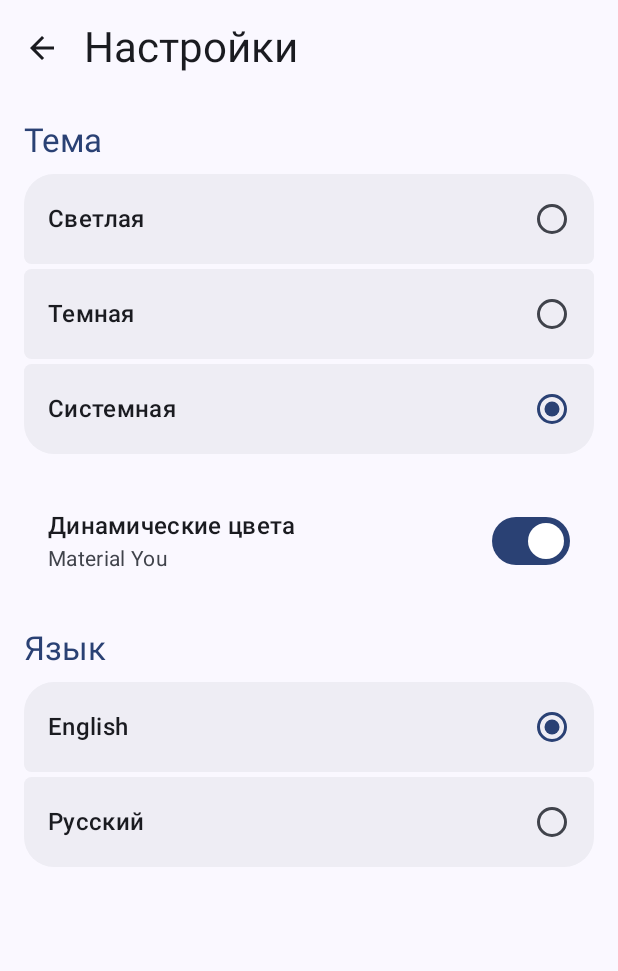
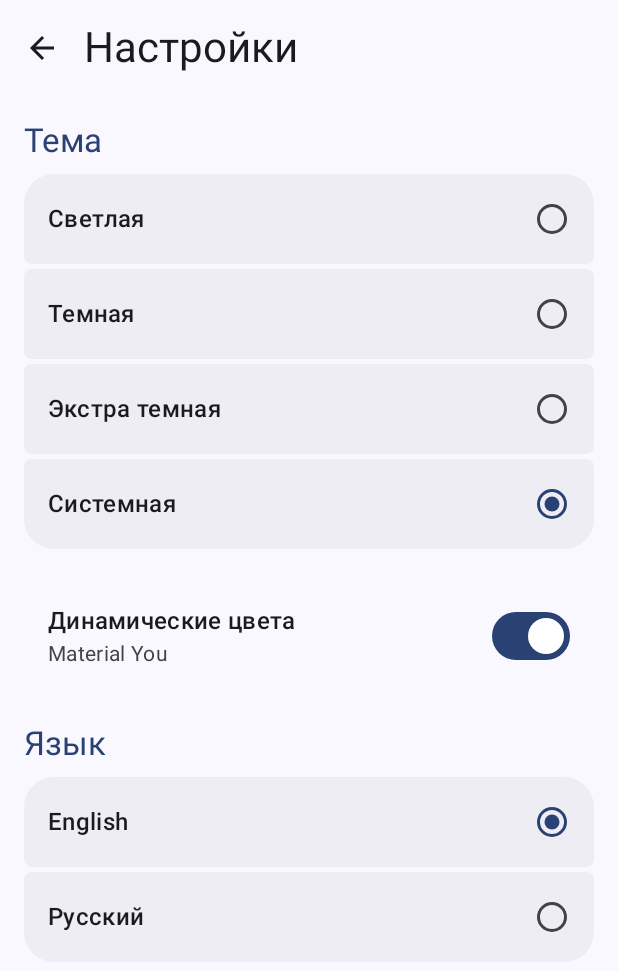
Before and after one commit to imglmd/settings-module, an Android app built with Jetpack Compose: the screen it shows after launch (MainActivity), on a phone screen of 412 x 824 dp. Shown: the top 971 px of the screen. Run offline under Robolectric (Android 15) with nearby library versions, the phone set to English and light mode, and no system bars.

Commit message:
Extra dark theme

```diff
--- a/app/src/main/java/com/kiryha/settingsapp/ui/theme/Theme.kt
+++ b/app/src/main/java/com/kiryha/settingsapp/ui/theme/Theme.kt
@@ -2,6 +2,7 @@ package com.kiryha.settingsapp.ui.theme
 
 import android.os.Build
 import androidx.compose.foundation.isSystemInDarkTheme
+import androidx.compose.material3.ColorScheme
 import androidx.compose.material3.MaterialTheme
 import androidx.compose.material3.darkColorScheme
 import androidx.compose.material3.dynamicDarkColorScheme
@@ -10,10 +11,10 @@ import androidx.compose.material3.lightColorScheme
 import androidx.compose.runtime.Composable
 import androidx.compose.runtime.collectAsState
 import androidx.compose.runtime.getValue
+import androidx.compose.ui.graphics.Color
 import androidx.compose.ui.platform.LocalContext
 import com.kiryha.api.SettingsRepository
 import com.kiryha.api.ThemeMode
-import com.kiryha.api.UserSettings
 import org.koin.compose.koinInject
 
 private val DarkColorScheme = darkColorScheme(
@@ -22,21 +23,38 @@ private val DarkColorScheme = darkColorScheme(
     tertiary = Pink80
 )
 
+private val ExtraDarkColorScheme = darkColorScheme(
+    primary = Purple80,
+    secondary = PurpleGrey80,
+    tertiary = Pink80,
+    background = Color.Black,
+    surface = Color.Black,
+    surfaceVariant = Color(0xFF1C1C1C),
+    surfaceContainer = Color(0xFF121212),
+    surfaceContainerHigh = Color(0xFF1C1C1C),
+    surfaceContainerHighest = Color(0xFF252525),
+    surfaceContainerLow = Color(0xFF0A0A0A),
+    surfaceContainerLowest = Color.Black
+)
+
 private val LightColorScheme = lightColorScheme(
     primary = Purple40,
     secondary = PurpleGrey40,
     tertiary = Pink40
+)
 
-    /* Other default colors to override
-    background = Color(0xFFFFFBFE),
-    surface = Color(0xFFFFFBFE),
-    onPrimary = Color.White,
-    onSecondary = Color.White,
-    onTertiary = Color.White,
-    onBackground = Color(0xFF1C1B1F),
-    onSurface = Color(0xFF1C1B1F),
-    */
-)
+private fun ColorScheme.toExtraDark(): ColorScheme {
+    return this.copy(
+        background = Color.Black,
+        surface = Color.Black,
+        surfaceVariant = Color(0xFF1C1C1C),
+        surfaceContainer = Color(0xFF121212),
+        surfaceContainerHigh = Color(0xFF1C1C1C),
+        surfaceContainerHighest = Color(0xFF252525),
+        surfaceContainerLow = Color(0xFF0A0A0A),
+        surfaceContainerLowest = Color.Black
+    )
+}
 
 @Composable
 fun SettingsAppTheme(
@@ -50,8 +68,11 @@ fun SettingsAppTheme(
     val isDarkTheme = when (settings.themeMode) {
         ThemeMode.LIGHT -> false
         ThemeMode.DARK -> true
+        ThemeMode.EXTRA_DARK -> true
         ThemeMode.SYSTEM -> isSystemInDarkTheme()
     }
+
+    val isExtraDark = settings.themeMode == ThemeMode.EXTRA_DARK
 
     val dynamicColor = settings.isDynamicColorEnabled &&
             Build.VERSION.SDK_INT >= Build.VERSION_CODES.S
@@ -59,13 +80,16 @@ fun SettingsAppTheme(
     val context = LocalContext.current
 
     val colorScheme = when {
+        dynamicColor && isExtraDark -> {
+            dynamicDarkColorScheme(context).toExtraDark()
+        }
         dynamicColor && isDarkTheme -> {
             dynamicDarkColorScheme(context)
         }
         dynamicColor && !isDarkTheme -> {
             dynamicLightColorScheme(context)
         }
-
+        isExtraDark -> ExtraDarkColorScheme
         isDarkTheme -> DarkColorScheme
         else -> LightColorScheme
     }
--- a/feature/settings/api/src/main/java/com/kiryha/api/ThemeMode.kt
+++ b/feature/settings/api/src/main/java/com/kiryha/api/ThemeMode.kt
@@ -3,5 +3,6 @@ package com.kiryha.api
 enum class ThemeMode {
     LIGHT,
     DARK,
+    EXTRA_DARK,
     SYSTEM
 }
--- a/feature/settings/impl/src/main/java/com/kiryha/impl/presentation/SettingsScreen.kt
+++ b/feature/settings/impl/src/main/java/com/kiryha/impl/presentation/SettingsScreen.kt
@@ -9,7 +9,6 @@ import androidx.compose.foundation.layout.Spacer
 import androidx.compose.foundation.layout.fillMaxSize
 import androidx.compose.foundation.layout.fillMaxWidth
 import androidx.compose.foundation.layout.padding
-import androidx.compose.foundation.layout.width
 import androidx.compose.foundation.rememberScrollState
 import androidx.compose.foundation.selection.selectable
 import androidx.compose.foundation.selection.selectableGroup
@@ -17,12 +16,9 @@ import androidx.compose.foundation.shape.RoundedCornerShape
 import androidx.compose.foundation.verticalScroll
 import androidx.compose.material.icons.Icons
 import androidx.compose.material.icons.automirrored.filled.ArrowBack
-import androidx.compose.material.icons.filled.ArrowBack
-import androidx.compose.material3.Divider
 import androidx.compose.material3.ExperimentalMaterial3Api
 import androidx.compose.material3.Icon
 import androidx.compose.material3.IconButton
-import androidx.compose.material3.ListItem
 import androidx.compose.material3.MaterialTheme
 import androidx.compose.material3.RadioButton
 import androidx.compose.material3.Scaffold
@@ -217,6 +213,7 @@ private fun getThemeDisplayName(theme: ThemeMode): String {
     return when (theme) {
         ThemeMode.LIGHT -> "Светлая"
         ThemeMode.DARK -> "Темная"
+        ThemeMode.EXTRA_DARK -> "Экстра темная"
         ThemeMode.SYSTEM -> "Системная"
     }
 }
```
